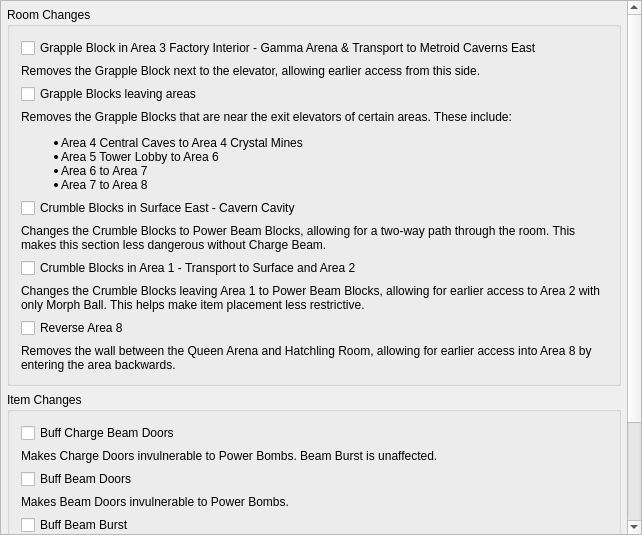
This is randovania/games/samus_returns/gui/ui_files/preset_msr_patches.ui in randovania/randovania as Qt 5 draws it before an edit. The edited form follows.
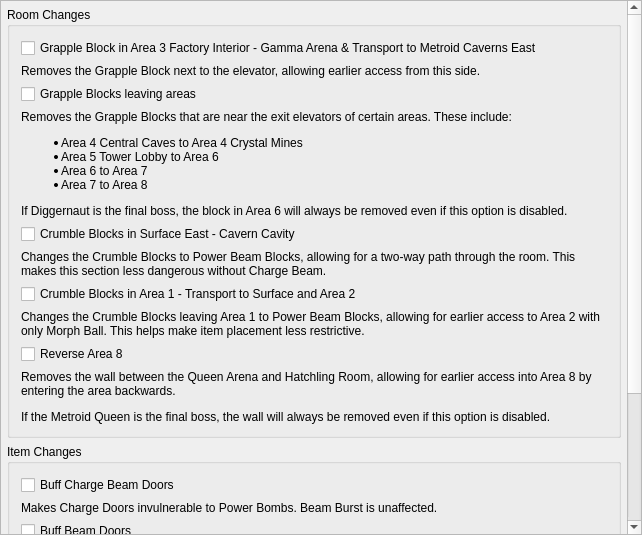
This is the edited form.

The edit to the form file:
```diff
--- a/randovania/games/samus_returns/gui/ui_files/preset_msr_patches.ui
+++ b/randovania/games/samus_returns/gui/ui_files/preset_msr_patches.ui
@@ -58,8 +58,8 @@
         <rect>
          <x>0</x>
          <y>0</y>
-         <width>621</width>
-         <height>742</height>
+         <width>626</width>
+         <height>681</height>
         </rect>
        </property>
        <property name="minimumSize">
@@ -117,7 +117,7 @@
               <bool>true</bool>
              </property>
              <property name="text">
-              <string>&lt;html&gt;&lt;head/&gt;&lt;body&gt;&lt;p&gt;Removes the Grapple Blocks that are near the exit elevators of certain areas. These include:&lt;/p&gt;&lt;ul style=&quot;margin-top: 0px; margin-bottom: 0px; margin-left: 0px; margin-right: 0px; -qt-list-indent: 1;&quot;&gt;&lt;li style=&quot; margin-top:12px; margin-bottom:0px; margin-left:0px; margin-right:0px; -qt-block-indent:0; text-indent:0px;&quot;&gt;Area 4 Central Caves to Area 4 Crystal Mines&lt;/li&gt;&lt;li style=&quot; margin-top:0px; margin-bottom:0px; margin-left:0px; margin-right:0px; -qt-block-indent:0; text-indent:0px;&quot;&gt;Area 5 Tower Lobby to Area 6 &lt;/li&gt;&lt;li style=&quot; margin-top:0px; margin-bottom:0px; margin-left:0px; margin-right:0px; -qt-block-indent:0; text-indent:0px;&quot;&gt;Area 6 to Area 7 &lt;/li&gt;&lt;li style=&quot; margin-top:0px; margin-bottom:12px; margin-left:0px; margin-right:0px; -qt-block-indent:0; text-indent:0px;&quot;&gt;Area 7 to Area 8 &lt;/li&gt;&lt;/ul&gt;&lt;/body&gt;&lt;/html&gt;</string>
+              <string>&lt;html&gt;&lt;head/&gt;&lt;body&gt;&lt;p&gt;Removes the Grapple Blocks that are near the exit elevators of certain areas. These include:&lt;/p&gt;&lt;ul style=&quot;margin-top: 0px; margin-bottom: 0px; margin-left: 0px; margin-right: 0px; -qt-list-indent: 1;&quot;&gt;&lt;li style=&quot; margin-top:12px; margin-bottom:0px; margin-left:0px; margin-right:0px; -qt-block-indent:0; text-indent:0px;&quot;&gt;Area 4 Central Caves to Area 4 Crystal Mines&lt;/li&gt;&lt;li style=&quot; margin-top:0px; margin-bottom:0px; margin-left:0px; margin-right:0px; -qt-block-indent:0; text-indent:0px;&quot;&gt;Area 5 Tower Lobby to Area 6 &lt;/li&gt;&lt;li style=&quot; margin-top:0px; margin-bottom:0px; margin-left:0px; margin-right:0px; -qt-block-indent:0; text-indent:0px;&quot;&gt;Area 6 to Area 7 &lt;/li&gt;&lt;li style=&quot; margin-top:0px; margin-bottom:12px; margin-left:0px; margin-right:0px; -qt-block-indent:0; text-indent:0px;&quot;&gt;Area 7 to Area 8 &lt;/li&gt;&lt;/ul&gt;&lt;p&gt;If Diggernaut is the final boss, the block in Area 6 will always be removed even if this option is disabled.&lt;/p&gt;&lt;/body&gt;&lt;/html&gt;</string>
              </property>
              <property name="wordWrap">
               <bool>true</bool>
@@ -177,7 +177,7 @@
               <bool>true</bool>
              </property>
              <property name="text">
-              <string>Removes the wall between the Queen Arena and Hatchling Room, allowing for earlier access into Area 8 by entering the area backwards.</string>
+              <string>&lt;html&gt;&lt;head/&gt;&lt;body&gt;&lt;p&gt;Removes the wall between the Queen Arena and Hatchling Room, allowing for earlier access into Area 8 by entering the area backwards.&lt;/p&gt;&lt;p&gt;If the Metroid Queen is the final boss, the wall will always be removed even if this option is disabled.&lt;/p&gt;&lt;/body&gt;&lt;/html&gt;</string>
              </property>
              <property name="wordWrap">
               <bool>true</bool>
```
